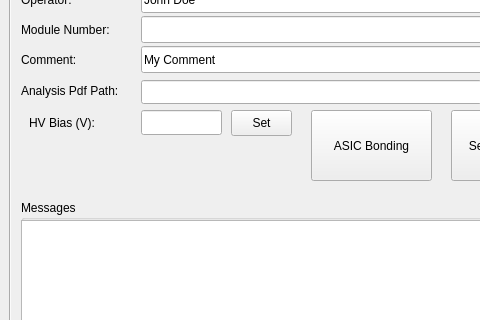
The window that app/lpd/gui/main_window.ui (stfc-aeg/lpd-detector) describes before a commit, drawn with Qt 5; both pictures show x 0 to 480 and y 140 to 460 of the 795 by 792 pixel window.
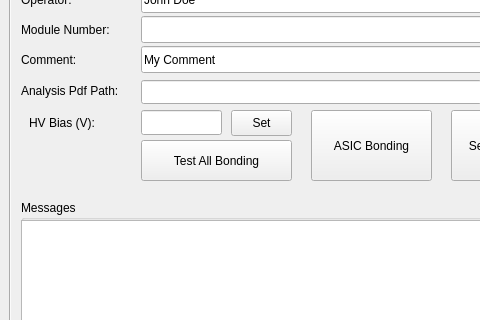
The same window after the commit.

Commit message: Test all Function Added (Not Tested)

What changed in the file:
```diff
--- a/app/lpd/gui/main_window.ui
+++ b/app/lpd/gui/main_window.ui
@@ -5425,6 +5425,31 @@
          <set>Qt::ImhDigitsOnly</set>
         </property>
        </widget>
+       <widget class="QPushButton" name="allBondingBtn">
+        <property name="geometry">
+         <rect>
+          <x>130</x>
+          <y>170</y>
+          <width>151</width>
+          <height>41</height>
+         </rect>
+        </property>
+        <property name="sizePolicy">
+         <sizepolicy hsizetype="Fixed" vsizetype="Fixed">
+          <horstretch>0</horstretch>
+          <verstretch>0</verstretch>
+         </sizepolicy>
+        </property>
+        <property name="minimumSize">
+         <size>
+          <width>40</width>
+          <height>0</height>
+         </size>
+        </property>
+        <property name="text">
+         <string>Test All Bonding</string>
+        </property>
+       </widget>
       </widget>
      </widget>
     </item>
```
The commit also changes 6 other files.
